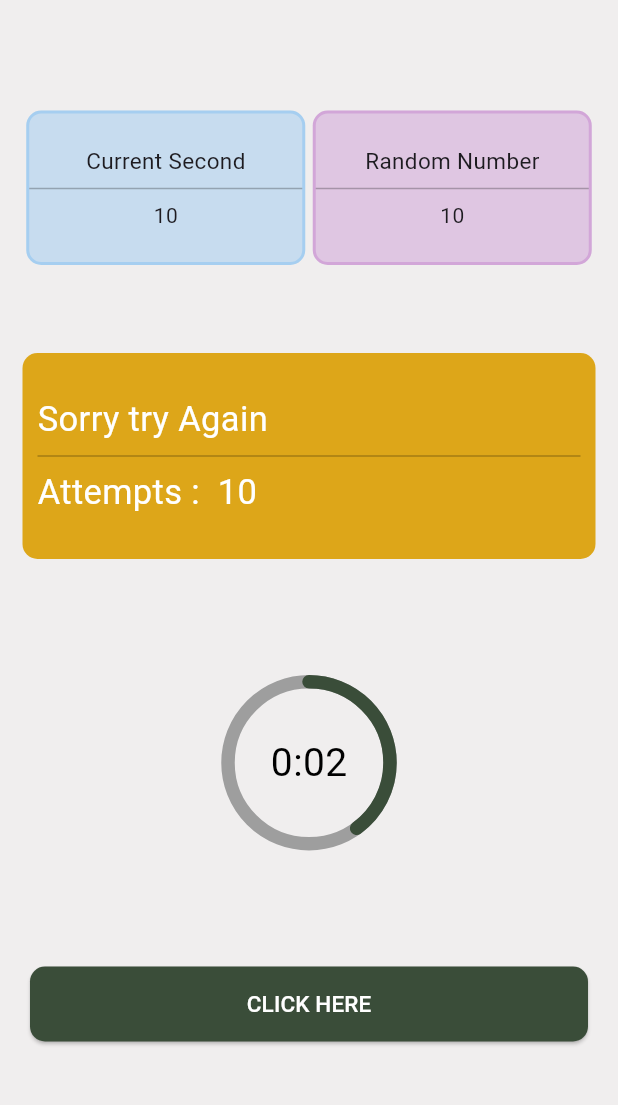
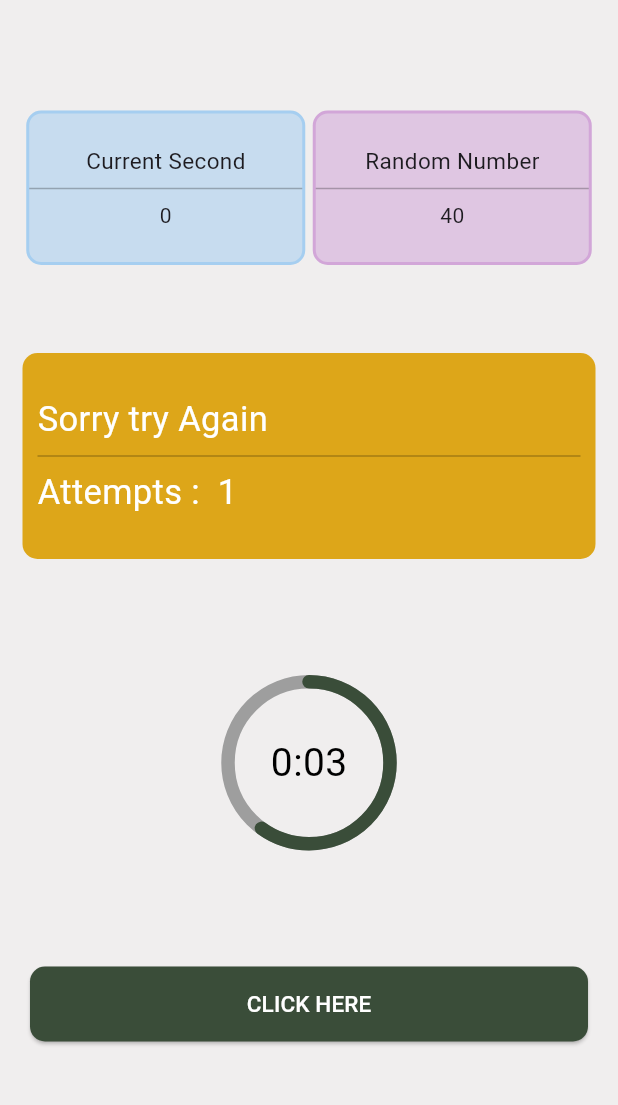
Before and after one commit to yaseeeeeeeeeeen/Fortune_app, a Flutter app: the screen it shows after launch, after a tap on "CLICK HERE", on a phone screen of 412 x 824 dp, the part 84-1189 px from its top. Run offline on Flutter 3.47's test engine with Material 3 defaults, Android fonts, the light colour scheme and no system bars; our stand-ins replace bloc, flutter_bloc, shared_preferences.

Commit message:
80% completed

```diff
--- a/lib/main.dart
+++ b/lib/main.dart
@@ -1,8 +1,15 @@
 import 'package:flutter/material.dart';
+import 'package:flutter_bloc/flutter_bloc.dart';
+import 'package:fortune/data/data_resourse/shared_preferance.dart';
+import 'package:fortune/data/reposetory/fortune_repo.dart';
+import 'package:fortune/presentation/bloc/fortune_bloc/fortune_bloc.dart';
 import 'package:fortune/presentation/pages/home_page.dart';
+import 'package:fortune/presentation/pages/splash_page.dart';
 import 'package:fortune/utils/colors.dart';
 
-void main() {
+void main() async {
+  WidgetsFlutterBinding.ensureInitialized();
+  await SharedPref.instance.initSharedPref();
   runApp(const MyApp());
 }
 
@@ -11,10 +18,13 @@
 
   @override
   Widget build(BuildContext context) {
-    return MaterialApp(
-      theme: ThemeData(scaffoldBackgroundColor: AppColors.scaffoldColor),
-      debugShowCheckedModeBanner: false,
-      home: const HomePage(),
+    return BlocProvider(
+      create: (context) => FortuneBloc(FortuneRepo()),
+      child: MaterialApp(
+        theme: ThemeData(scaffoldBackgroundColor: AppColors.scaffoldColor),
+        debugShowCheckedModeBanner: false,
+        home: const SplashScreen(),
+      ),
     );
   }
 }
--- a/lib/presentation/bloc/fortune_bloc/fortune_event.dart
+++ b/lib/presentation/bloc/fortune_bloc/fortune_event.dart
@@ -4,8 +4,6 @@ abstract class FortuneEvent {}
 class FetchDataEvent extends FortuneEvent {}
 
 class ButtonClickedEvent extends FortuneEvent {
-
-
   ButtonClickedEvent();
 }
 
--- a/lib/presentation/pages/home_page.dart
+++ b/lib/presentation/pages/home_page.dart
@@ -1,4 +1,6 @@
 import 'package:flutter/material.dart';
+import 'package:flutter_bloc/flutter_bloc.dart';
+import 'package:fortune/presentation/bloc/fortune_bloc/fortune_bloc.dart';
 import 'package:fortune/presentation/widgets/button_custom.dart';
 import 'package:fortune/presentation/widgets/count_down.dart';
 import 'package:fortune/presentation/widgets/result_widget.dart';
@@ -15,30 +17,68 @@ class HomePage extends StatelessWidget {
     return SafeArea(
       child: Scaffold(
         appBar: AppBar(
-          title: Text(AppStrings.appName, style: FontStyles.appnameStyle),
+          title: Hero(
+              tag: "AppName",
+              child: Text(AppStrings.appName, style: FontStyles.appnameStyle)),
           centerTitle: true,
         ),
-        body: const Padding(
-          padding: EdgeInsets.all(15),
+        body: Padding(
+          padding: const EdgeInsets.all(15),
           child: Column(
             mainAxisAlignment: MainAxisAlignment.spaceEvenly,
             children: [
-              Row(
-                mainAxisAlignment: MainAxisAlignment.spaceAround,
-                children: [
-                  TimeShowWiget(widget1: true, number: 10),
-                  TimeShowWiget(widget1: false, number: 10)
-                ],
+              BlocBuilder<FortuneBloc, FortuneState>(
+                builder: (context, state) {
+                  if (state is ValueGeneratedState) {
+                    return Row(
+                      mainAxisAlignment: MainAxisAlignment.spaceAround,
+                      children: [
+                        TimeShowWiget(
+                            widget1: true,
+                            number: state.datamodel.currentSecond),
+                        TimeShowWiget(
+                            widget1: false,
+                            number: state.datamodel.randomNumber)
+                      ],
+                    );
+                  } else {
+                    return const Row(
+                      mainAxisAlignment: MainAxisAlignment.spaceAround,
+                      children: [
+                        TimeShowWiget(widget1: true, number: 0),
+                        TimeShowWiget(widget1: false, number: 0)
+                      ],
+                    );
+                  }
+                },
               ),
-              ResultWidget(
-                succsess: false,
-                attempt: 10,
-                succsessCount: 10,
+              BlocBuilder<FortuneBloc, FortuneState>(
+                buildWhen: (previous, current) =>
+                    current is! ResetCountDownClickedState,
+                builder: (context, state) {
+                  if (state is ValueGeneratedState) {
+                    return ResultWidget(
+                      succsess: state.ismatched,
+                      dataModel: state.datamodel,
+                    );
+                  } else {
+                    return const ResultWidget(
+                      succsess: false,
+                    );
+                  }
+                },
               ),
-              SizedBox(),
-
-              CountDown(), SizedBox(),
-              CustomButton()
+              const SizedBox(),
+              const CountDown(),
+              const SizedBox(),
+              BlocListener<FortuneBloc, FortuneState>(
+                listener: (context, state) {},
+                child: CustomButton(
+                  onPressed: () {
+                    context.read<FortuneBloc>().add(ButtonClickedEvent());
+                  },
+                ),
+              )
             ],
           ),
         ),
--- a/lib/presentation/pages/splash_page.dart
+++ b/lib/presentation/pages/splash_page.dart
@@ -0,0 +1,44 @@
+import 'package:flutter/material.dart';
+import 'package:flutter_bloc/flutter_bloc.dart';
+import 'package:fortune/presentation/bloc/fortune_bloc/fortune_bloc.dart';
+import 'package:fortune/presentation/pages/home_page.dart';
+import 'package:fortune/utils/colors.dart';
+import 'package:fortune/utils/static_strings.dart';
+import 'package:fortune/utils/textstyles.dart';
+
+class SplashScreen extends StatefulWidget {
+  const SplashScreen({super.key});
+
+  @override
+  State<SplashScreen> createState() => _SplashScreenState();
+}
+
+class _SplashScreenState extends State<SplashScreen> {
+  @override
+  void initState() {
+    super.initState();
+    fetchData();
+  }
+
+  @override
+  Widget build(BuildContext context) {
+    return Scaffold(
+      backgroundColor: AppColors.scaffoldColor,
+      body: Center(
+        child: Hero(
+          tag: "AppName",
+          child: Text(AppStrings.appName, style: FontStyles.appnameStyle)),
+      ),
+    );
+  }
+
+  Future<void> fetchData() async {
+    context.read<FortuneBloc>().add(FetchDataEvent());
+    await Future.delayed(const Duration(seconds: 3));
+    if (mounted) {
+      Navigator.of(context).pushReplacement(MaterialPageRoute(
+        builder: (context) => const HomePage(),
+      ));
+    }
+  }
+}
--- a/lib/presentation/widgets/button_custom.dart
+++ b/lib/presentation/widgets/button_custom.dart
@@ -1,15 +1,18 @@
 import 'package:flutter/material.dart';
+import 'package:flutter_bloc/flutter_bloc.dart';
+import 'package:fortune/presentation/bloc/fortune_bloc/fortune_bloc.dart';
 import 'package:fortune/utils/colors.dart';
 import 'package:fortune/utils/textstyles.dart';
 
 class CustomButton extends StatelessWidget {
-  const CustomButton({super.key});
+  final void Function()? onPressed;
+  const CustomButton({super.key, required this.onPressed});
 
   @override
   Widget build(BuildContext context) {
     Size size = MediaQuery.sizeOf(context);
     return ElevatedButton(
-      onPressed: () {},
+      onPressed: onPressed,
       style: ElevatedButton.styleFrom(
           fixedSize: Size(size.width - 40, 50),
           shape:
--- a/lib/presentation/widgets/count_down.dart
+++ b/lib/presentation/widgets/count_down.dart
@@ -1,6 +1,9 @@
 import 'dart:async';
 import 'package:flutter/material.dart';
+import 'package:flutter_bloc/flutter_bloc.dart';
+import 'package:fortune/presentation/bloc/fortune_bloc/fortune_bloc.dart';
 import 'package:fortune/utils/colors.dart';
+import 'package:fortune/utils/snackbar.dart';
 import 'package:fortune/utils/static_strings.dart';
 
 class CountDown extends StatefulWidget {
@@ -31,7 +34,10 @@ class _CountDownState extends State<CountDown> {
   }
 
   void _resetCountdown(bool buttonClicked) {
-    if (!buttonClicked) {}
+    if (!buttonClicked) {
+      CustomSnackBar.showCustomSnackBar(context, AppStrings.resetMessege);
+      context.read<FortuneBloc>().add(ResetCountDownNotClickedEvent());
+    }
     setState(() {
       _seconds = 5;
       buttonClicked = false;
@@ -43,12 +49,19 @@ class _CountDownState extends State<CountDown> {
     return Stack(alignment: Alignment.center, children: [
       Transform.scale(
         scale: 3,
+        child: BlocListener<FortuneBloc, FortuneState>(
+          listener: (context, state) {
+            if (state is ResetCountDownClickedState) {
+              _resetCountdown(state.isClicked);
+            }
+          },
           child: CircularProgressIndicator(
             backgroundColor: Colors.grey,
             strokeCap: StrokeCap.round,
             value: _seconds / 5,
             color: AppColors.buttonColor,
             strokeWidth: 3,
+          ),
         ),
       ),
       Text(
--- a/lib/presentation/widgets/result_widget.dart
+++ b/lib/presentation/widgets/result_widget.dart
@@ -1,17 +1,13 @@
 import 'package:flutter/material.dart';
+import 'package:fortune/domin/model/data_model.dart';
 import 'package:fortune/utils/colors.dart';
 import 'package:fortune/utils/static_strings.dart';
 import 'package:fortune/utils/textstyles.dart';
 
 class ResultWidget extends StatelessWidget {
   final bool succsess;
-  final int attempt;
-  final int succsessCount;
-  const ResultWidget(
-      {super.key,
-      required this.succsess,
-      required this.attempt,
-      required this.succsessCount});
+  final DataModel? dataModel;
+  const ResultWidget({super.key, this.dataModel, required this.succsess});
 
   @override
   Widget build(BuildContext context) {
@@ -34,9 +30,10 @@ class ResultWidget extends StatelessWidget {
                   style: FontStyles.resultTextStyle),
           Divider(color: AppColors.dividerColor),
           succsess
-              ? Text("${AppStrings.succsessTextTwo} $succsessCount/$attempt",
+              ? Text(
+                  "${AppStrings.succsessTextTwo} ${dataModel?.successCount}/${dataModel?.attempts}",
                   style: FontStyles.resultTextStyle)
-              : Text("${AppStrings.failedTextTwo} $attempt",
+              : Text("${AppStrings.failedTextTwo} ${dataModel?.attempts ?? 0}",
                   style: FontStyles.resultTextStyle)
         ],
       ),
--- a/lib/utils/snackbar.dart
+++ b/lib/utils/snackbar.dart
@@ -0,0 +1,31 @@
+
+import 'package:flutter/material.dart';
+import 'package:fortune/utils/textstyles.dart';
+
+class CustomSnackBar {
+  static void showCustomSnackBar(BuildContext context, String message) {
+    ScaffoldMessenger.of(context).showSnackBar(
+      _buildCustomSnackBar(message),
+    );
+  }
+
+  static SnackBar _buildCustomSnackBar(String message) {
+    return SnackBar(
+      duration: const Duration(seconds: 2),
+      behavior: SnackBarBehavior.floating,
+      padding: const EdgeInsets.only(bottom: 5),
+      backgroundColor: Colors.red,
+      content: Padding(
+        padding: const EdgeInsets.all(8.0),
+        child: SizedBox(
+          height: 40,
+          width: double.infinity,
+          child: Padding(
+            padding: const EdgeInsets.only(left: 5),
+            child: Text(message, style: FontStyles.buttontext),
+          ),
+        ),
+      ),
+    );
+  }
+}
--- a/pubspec.yaml
+++ b/pubspec.yaml
@@ -28,12 +28,9 @@ environment:
 # the latest version available on pub.dev. To see which dependencies have newer
 # versions available, run `flutter pub outdated`.
 dependencies:
-  bloc: ^8.1.3
-  cupertino_icons: ^1.0.6
   flutter:
     sdk: flutter
   flutter_bloc: ^8.1.4
-  google_fonts: ^6.1.0
   shared_preferences: ^2.2.2
 
 dev_dependencies:
```
Also changed, not shown: pubspec.lock, 1 other file. Lines whose indentation alone changed are shown as unchanged.
